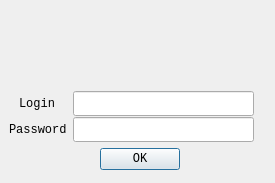
Old version of the form QtUI/dialogLogin.ui in the repository emper0r/aron-conf.
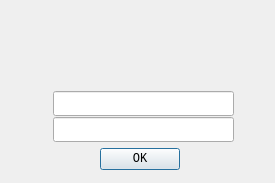
New version of the form.

Commit message:
* Fixed UI for Login box
  + Added different MainWindow UI dependes of plataform used.

Patch:
```diff
--- a/QtUI/dialogLogin.ui
+++ b/QtUI/dialogLogin.ui
@@ -50,7 +50,7 @@
   <widget class="QLineEdit" name="EditLogin">
    <property name="geometry">
     <rect>
-     <x>73</x>
+     <x>53</x>
      <y>91</y>
      <width>181</width>
      <height>25</height>
@@ -66,10 +66,10 @@
   <widget class="QLabel" name="labelLogin">
    <property name="geometry">
     <rect>
-     <x>19</x>
-     <y>94</y>
-     <width>41</width>
-     <height>20</height>
+     <x>24</x>
+     <y>91</y>
+     <width>25</width>
+     <height>25</height>
     </rect>
    </property>
    <property name="font">
@@ -82,13 +82,13 @@
     <cursorShape>PointingHandCursor</cursorShape>
    </property>
    <property name="text">
-    <string>Login</string>
+    <string/>
    </property>
   </widget>
   <widget class="QLineEdit" name="EditPass">
    <property name="geometry">
     <rect>
-     <x>73</x>
+     <x>53</x>
      <y>117</y>
      <width>181</width>
      <height>25</height>
@@ -107,10 +107,10 @@
   <widget class="QLabel" name="labelPass">
    <property name="geometry">
     <rect>
-     <x>9</x>
-     <y>120</y>
-     <width>61</width>
-     <height>20</height>
+     <x>24</x>
+     <y>116</y>
+     <width>25</width>
+     <height>25</height>
     </rect>
    </property>
    <property name="font">
@@ -123,7 +123,7 @@
     <cursorShape>PointingHandCursor</cursorShape>
    </property>
    <property name="text">
-    <string>Password</string>
+    <string/>
    </property>
   </widget>
   <widget class="QLabel" name="labelLogo">
```
The commit also changes 10 other files.
